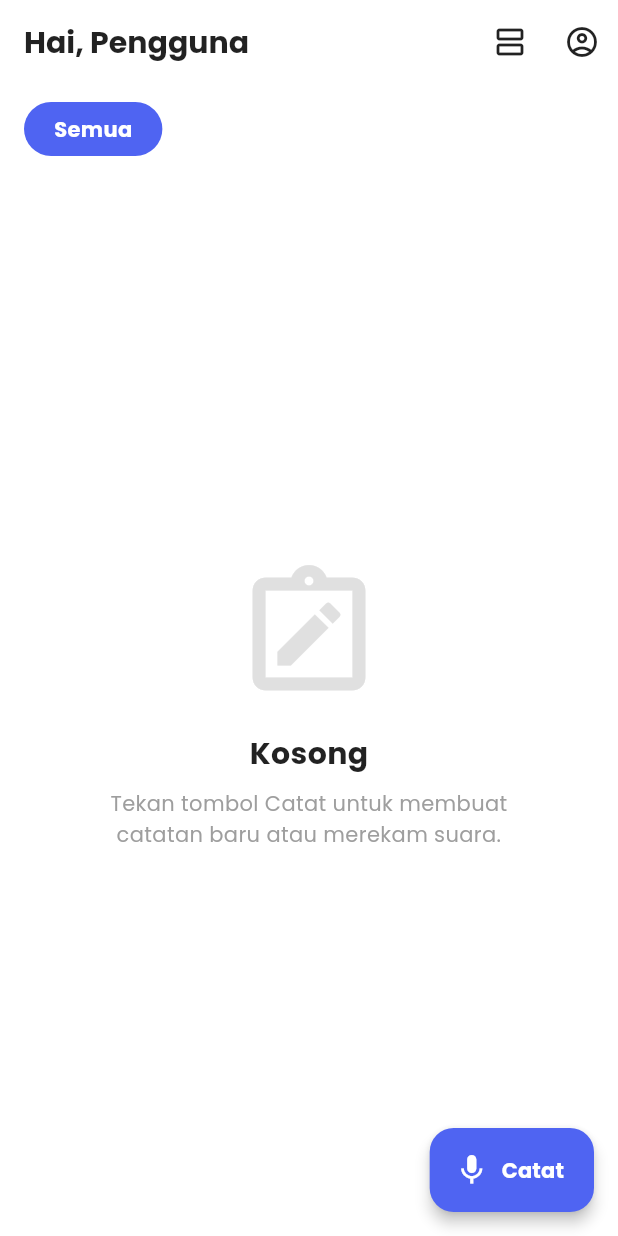
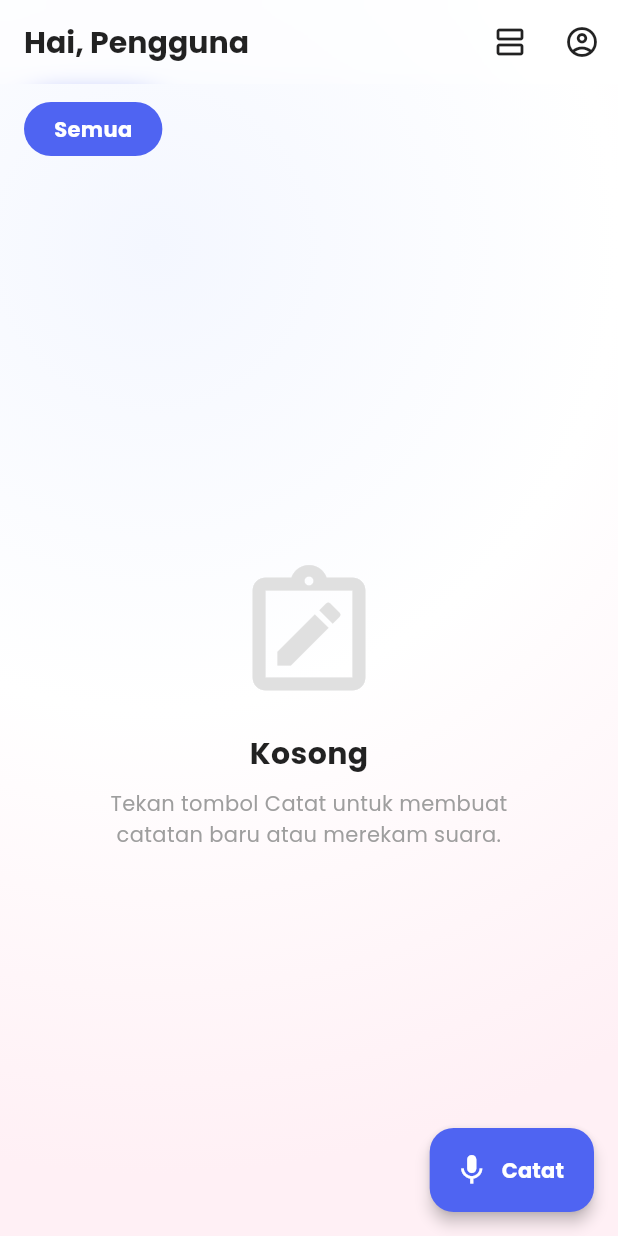
Before and after one commit to VinzSatoru/smart_notes_ai, a Flutter app: the HomeScreen screen opened directly, on a phone screen of 412 x 824 dp. Run offline on Flutter 3.47's test engine with Material 3 defaults, Android fonts, the phone set to English and light mode, and no system bars; our stand-ins replace animate_do, avatar_glow, dartz, equatable, flutter_bloc, get_it and 2 more; missing offline and left inert: record.

Commit message:
improve tampilan dikit

```diff
--- /dev/null
+++ b/smart_notes_ai/lib/core/widgets/mesh_background.dart
@@ -0,0 +1,27 @@
+import 'package:flutter/material.dart';
+
+class MeshBackground extends StatelessWidget {
+  final Widget child;
+
+  const MeshBackground({super.key, required this.child});
+
+  @override
+  Widget build(BuildContext context) {
+    return Container(
+      decoration: const BoxDecoration(
+        color: Colors.white,
+        gradient: RadialGradient(
+          center: Alignment(-0.5, -0.6),
+          radius: 1.5,
+          colors: [
+            Color(0xFFF4F7FF), // Sangat soft blue
+            Colors.white,
+            Color(0xFFFFF0F5), // Sangat soft pink
+          ],
+          stops: [0.0, 0.5, 1.0],
+        ),
+      ),
+      child: child,
+    );
+  }
+}
--- a/smart_notes_ai/lib/features/notes/presentation/pages/home_screen.dart
+++ b/smart_notes_ai/lib/features/notes/presentation/pages/home_screen.dart
@@ -1,6 +1,9 @@
+import 'dart:ui';
 import 'package:flutter/material.dart';
 import 'package:flutter_bloc/flutter_bloc.dart';
 import 'package:flutter_staggered_grid_view/flutter_staggered_grid_view.dart';
+import 'package:animate_do/animate_do.dart';
+import 'package:smart_notes_ai/core/widgets/mesh_background.dart';
 import '../../../auth/presentation/bloc/auth_bloc.dart';
 import '../../../auth/presentation/bloc/auth_event.dart';
 import '../../../auth/presentation/bloc/auth_state.dart';
@@ -179,7 +182,7 @@ class _HomeScreenState extends State<HomeScreen> {
           Container(
             padding: const EdgeInsets.all(20),
             decoration: BoxDecoration(
-              color: color.withOpacity(0.1),
+              color: color.withValues(alpha: 0.1),
               shape: BoxShape.circle,
             ),
             child: Icon(icon, size: 32, color: color),
@@ -205,10 +208,17 @@ class _HomeScreenState extends State<HomeScreen> {
     }
 
     return Scaffold(
-      backgroundColor: Colors.white,
+      backgroundColor: Colors.transparent,
+      extendBodyBehindAppBar: true,
       appBar: AppBar(
-        backgroundColor: Colors.white,
+        backgroundColor: Colors.white.withValues(alpha: 0.6),
         elevation: 0,
+        flexibleSpace: ClipRect(
+          child: BackdropFilter(
+            filter: ImageFilter.blur(sigmaX: 10, sigmaY: 10),
+            child: Container(color: Colors.transparent),
+          ),
+        ),
         title: Text(
           'Hai, $userName',
           style: const TextStyle(
@@ -239,7 +249,9 @@ class _HomeScreenState extends State<HomeScreen> {
           ),
         ],
       ),
-      body: BlocBuilder<NotesBloc, NotesState>(
+      body: MeshBackground(
+        child: SafeArea(
+          child: BlocBuilder<NotesBloc, NotesState>(
             builder: (context, state) {
               if (state.status == NotesStatus.failure) {
                 return Center(child: Text(state.errorMessage, style: const TextStyle(color: Colors.red)));
@@ -261,6 +273,8 @@ class _HomeScreenState extends State<HomeScreen> {
                 ],
               );
             },
+          ),
+        ),
       ),
       floatingActionButton: FloatingActionButton.extended(
         backgroundColor: const Color(0xFF4F64F2),
@@ -340,7 +354,7 @@ class _HomeScreenState extends State<HomeScreen> {
         itemCount: state.notes.length,
         itemBuilder: (context, index) {
           final note = state.notes[index];
-          return NoteCard(
+          final card = NoteCard(
             note: note,
             onTap: () {
               Navigator.push(
@@ -356,6 +370,11 @@ class _HomeScreenState extends State<HomeScreen> {
             },
             onLongPress: () => _showNoteOptions(context, note),
           );
+          return FadeInUp(
+            duration: const Duration(milliseconds: 400),
+            delay: Duration(milliseconds: index * 50),
+            child: card,
+          );
         },
       );
     } else {
@@ -366,7 +385,7 @@ class _HomeScreenState extends State<HomeScreen> {
         separatorBuilder: (context, index) => const SizedBox(height: 12),
         itemBuilder: (context, index) {
           final note = state.notes[index];
-          return NoteCard(
+          final card = NoteCard(
             note: note,
             onTap: () {
               Navigator.push(
@@ -381,6 +400,11 @@ class _HomeScreenState extends State<HomeScreen> {
               );
             },
             onLongPress: () => _showNoteOptions(context, note),
+          );
+          return FadeInUp(
+            duration: const Duration(milliseconds: 400),
+            delay: Duration(milliseconds: index * 50),
+            child: card,
           );
         },
       );
--- a/smart_notes_ai/pubspec.yaml
+++ b/smart_notes_ai/pubspec.yaml
@@ -47,6 +47,8 @@ dependencies:
   record: ^6.2.0
   path_provider: ^2.1.5
   http: ^1.6.0
+  avatar_glow: ^3.0.1
+  animate_do: ^5.1.0
 
 dev_dependencies:
   flutter_test:
```
Also changed, not shown: smart_notes_ai/lib/features/notes/presentation/pages/note_editor_screen.dart (+22 -5 lines), smart_notes_ai/lib/features/notes/presentation/widgets/note_card.dart (+24 -6 lines), smart_notes_ai/pubspec.lock, 2 other files. Lines whose indentation alone changed are shown as unchanged.
